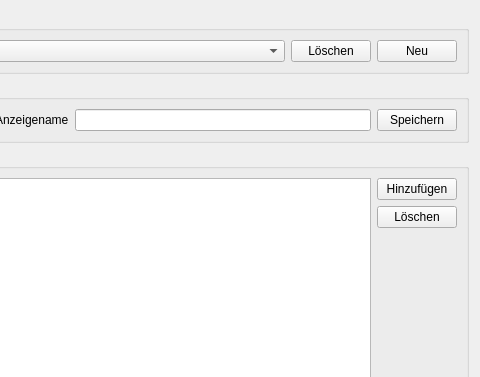
This is qt/doDBTableEditor/doDBTableEditor.ui in stackshadow/copilot as Qt 5 draws it before an edit; both pictures show x 369 to 849 and y 0 to 377 of the 849 by 708 pixel window. The edited form follows.
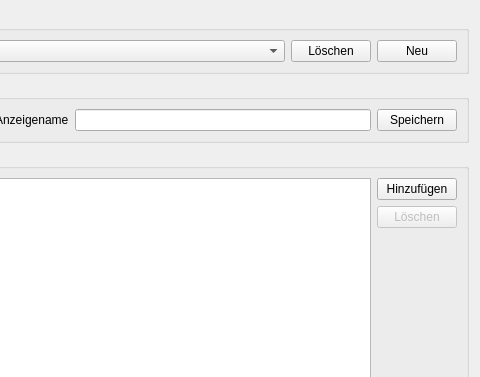
This is the edited form.

```diff
--- a/qt/doDBTableEditor/doDBTableEditor.ui
+++ b/qt/doDBTableEditor/doDBTableEditor.ui
@@ -109,6 +109,9 @@
           </item>
           <item>
            <widget class="QPushButton" name="btnColumnDelete">
+            <property name="enabled">
+             <bool>false</bool>
+            </property>
             <property name="text">
              <string>Löschen</string>
             </property>
```
